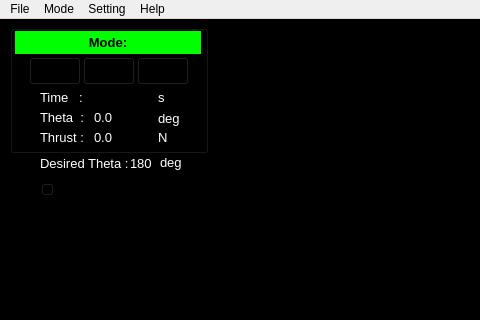
Old version of the form view_fly_arm.ui in the repository Ekter/MovingArmProject; both pictures show x 0 to 480 and y 0 to 320 of the 1520 by 783 pixel window.
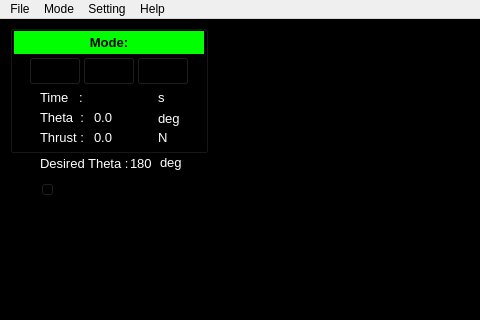
New version of the form. Icons and pictures are not drawn.

What changed in the file:
```diff
--- a/view_fly_arm.ui
+++ b/view_fly_arm.ui
@@ -79,9 +79,9 @@
         <widget class="QLabel" name="mode_label">
          <property name="geometry">
           <rect>
-           <x>5</x>
+           <x>4</x>
            <y>6</y>
-           <width>186</width>
+           <width>190</width>
            <height>23</height>
           </rect>
          </property>
```
Left out of the diff: 6 changed lines with no effect on the pictures.
